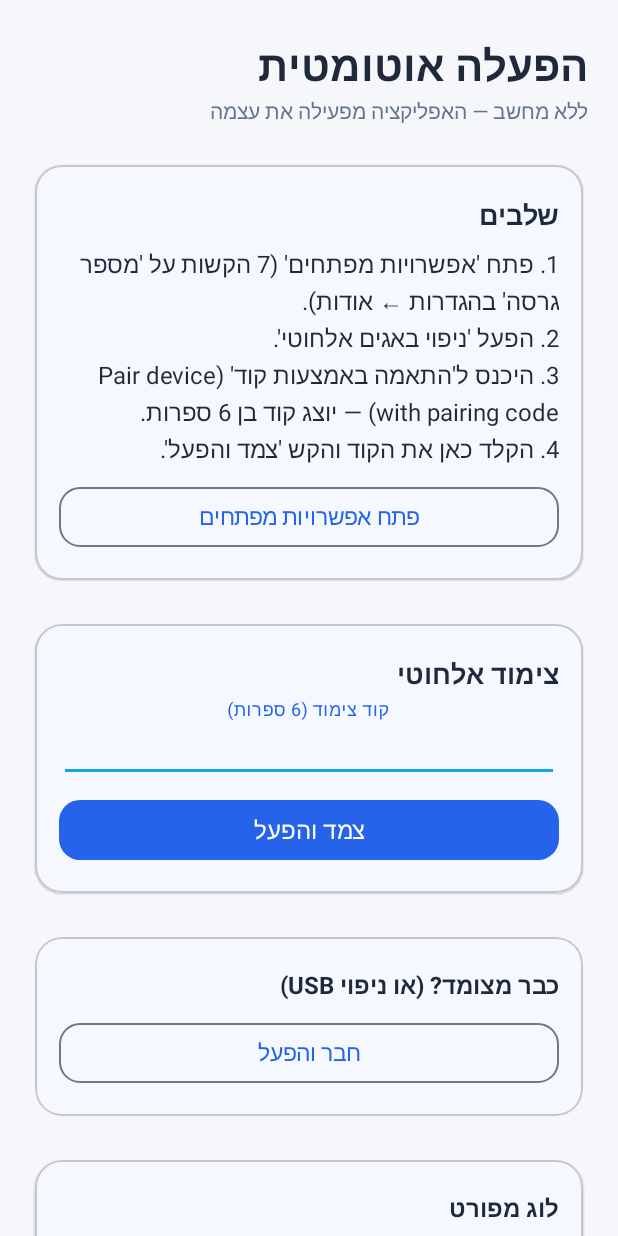
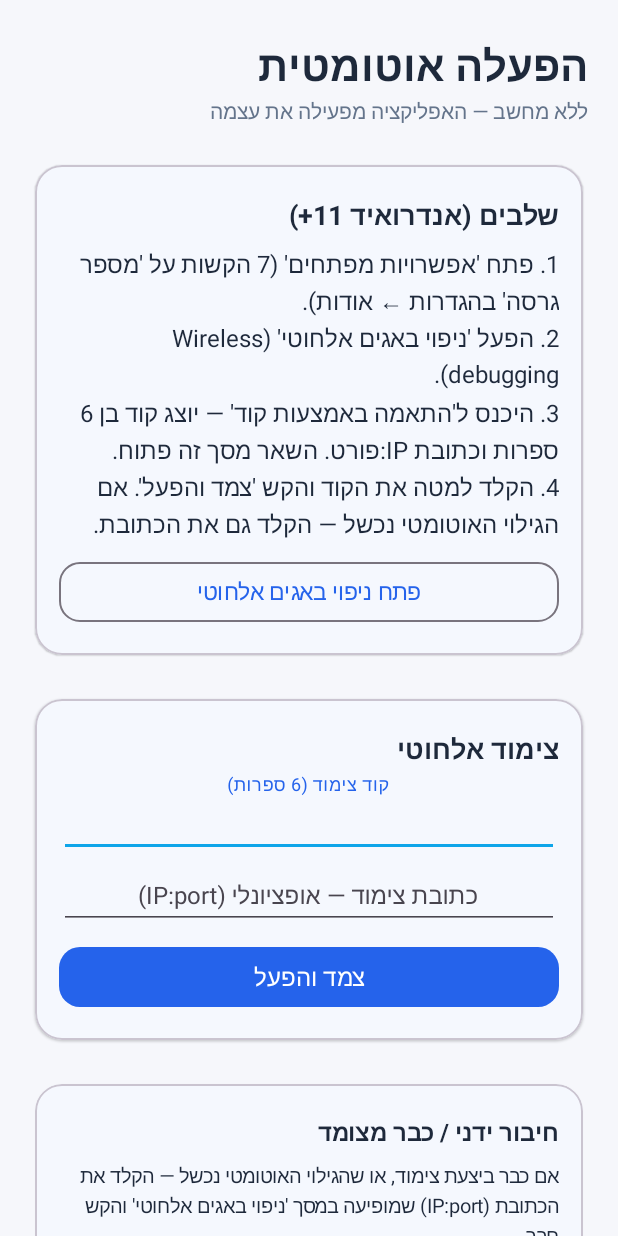
Before and after one commit to ADASA1200/bogrim, an Android app: the ProvisioningActivity screen opened directly, with no data from a screen before it, after a tap on "צמד והפעל", on a phone screen of 412 x 824 dp. Run offline under Robolectric (Android 15) with nearby library versions, the phone set to English and light mode, and no system bars; 1 other tap on this screen came first.

Commit message:
VideoBlock: manual IP:port fallback for pairing/connect
When mDNS discovery fails, let the user type the IP:port shown on the
Wireless debugging / pairing screen, for both pairing and connect. Pass
manual endpoints through pair()/connectAndProvision(); add parseEndpoint().
Clearer step-by-step wizard text.

Co-Authored-By: Claude Opus 4.8 <noreply@anthropic.com>
Claude-Session: https://claude.ai/code/session_017qxM18e6aM3HvDJxG4Fegf

```diff
--- a/videoblock-android/app/src/main/java/org/videoblock/ProvisioningActivity.kt
+++ b/videoblock-android/app/src/main/java/org/videoblock/ProvisioningActivity.kt
@@ -40,37 +40,39 @@ class ProvisioningActivity : AppCompatActivity() {
         col.addView(header("הפעלה אוטומטית", "ללא מחשב — האפליקציה מפעילה את עצמה"))
 
         col.addView(card {
-            val wireless = Build.VERSION.SDK_INT >= 30
-            addView(text("שלבים", 18f, bold = true))
+            addView(text("שלבים (אנדרואיד 11+)", 18f, bold = true))
             addView(text(
                 "1. פתח 'אפשרויות מפתחים' (7 הקשות על 'מספר גרסה' בהגדרות ← אודות).\n" +
-                (if (wireless)
-                    "2. הפעל 'ניפוי באגים אלחוטי'.\n" +
-                    "3. היכנס ל'התאמה באמצעות קוד' (Pair device with pairing code) — יוצג קוד בן 6 ספרות.\n" +
-                    "4. הקלד כאן את הקוד והקש 'צמד והפעל'."
-                 else
-                    "2. הפעל 'ניפוי באגים ב-USB'.\n" +
-                    "3. הקש 'חבר והפעל' ואשר את חלון ניפוי הבאגים.")
+                "2. הפעל 'ניפוי באגים אלחוטי' (Wireless debugging).\n" +
+                "3. היכנס ל'התאמה באמצעות קוד' — יוצג קוד בן 6 ספרות וכתובת IP:פורט. השאר מסך זה פתוח.\n" +
+                "4. הקלד למטה את הקוד והקש 'צמד והפעל'. אם הגילוי האוטומטי נכשל — הקלד גם את הכתובת."
             ))
-            addView(outlinedButton("פתח אפשרויות מפתחים") { openDev() })
+            addView(outlinedButton("פתח ניפוי באגים אלחוטי") { openWirelessDebug() })
         })
 
         if (Build.VERSION.SDK_INT >= 30) {
             col.addView(card {
                 addView(text("צימוד אלחוטי", 18f, bold = true))
-                val (layout, edit) = codeField()
-                addView(layout)
+                val (l1, code) = textField("קוד צימוד (6 ספרות)", numeric = true)
+                val (l2, addr) = textField("כתובת צימוד — אופציונלי (IP:port)", numeric = false)
+                addView(l1); addView(l2)
                 addView(button("צמד והפעל") {
-                    val code = edit.text.toString().trim()
-                    if (code.length < 6) { toast("הקלד את קוד הצימוד בן 6 הספרות"); return@button }
-                    runFlow(pairCode = code)
+                    val c = code.text.toString().trim()
+                    if (c.length < 6) { toast("הקלד את קוד הצימוד בן 6 הספרות"); return@button }
+                    runFlow(pairCode = c, pairAddr = addr.text.toString(), connectAddr = null)
                 })
             })
         }
 
         col.addView(card {
-            addView(text("כבר מצומד? (או ניפוי USB)", 16f, bold = true))
-            addView(outlinedButton("חבר והפעל") { runFlow(pairCode = null) })
+            addView(text("חיבור ידני / כבר מצומד", 16f, bold = true))
+            addView(text("אם כבר ביצעת צימוד, או שהגילוי האוטומטי נכשל — הקלד את הכתובת (IP:port) " +
+                "שמופיעה במסך 'ניפוי באגים אלחוטי' והקש חבר.", 13f))
+            val (l, connAddr) = textField("כתובת חיבור (IP:port)", numeric = false)
+            addView(l)
+            addView(outlinedButton("חבר והפעל") {
+                runFlow(pairCode = null, pairAddr = null, connectAddr = connAddr.text.toString())
+            })
         })
 
         // Extended diagnostics log.
@@ -97,18 +99,22 @@ class ProvisioningActivity : AppCompatActivity() {
         log("מוכן. אנדרואיד API ${Build.VERSION.SDK_INT}.")
     }
 
-    private fun codeField(): Pair<TextInputLayout, TextInputEditText> {
+    private fun textField(hintText: String, numeric: Boolean): Pair<TextInputLayout, TextInputEditText> {
         val edit = TextInputEditText(this).apply {
-            inputType = InputType.TYPE_CLASS_NUMBER
+            inputType = if (numeric) InputType.TYPE_CLASS_NUMBER
+                        else InputType.TYPE_CLASS_TEXT or InputType.TYPE_TEXT_FLAG_NO_SUGGESTIONS
             textDirection = View.TEXT_DIRECTION_LTR
             gravity = Gravity.CENTER
-            textSize = 22f
+            textSize = if (numeric) 22f else 16f
         }
-        val layout = TextInputLayout(this).apply {
-            hint = "קוד צימוד (6 ספרות)"
-            addView(edit)
-        }
+        val layout = TextInputLayout(this).apply { hint = hintText; addView(edit) }
         return layout to edit
+    }
+
+    private fun openWirelessDebug() {
+        // No public intent targets the wireless-debugging page directly; open developer options.
+        runCatching { startActivity(Intent(Settings.ACTION_APPLICATION_DEVELOPMENT_SETTINGS)) }
+            .onFailure { openDev() }
     }
 
     /** mDNS discovery of the local adbd needs these at runtime (NEARBY_WIFI_DEVICES on API 33+). */
@@ -131,19 +137,19 @@ class ProvisioningActivity : AppCompatActivity() {
             .onFailure { runCatching { startActivity(Intent(Settings.ACTION_DEVICE_INFO_SETTINGS)) } }
     }
 
-    private fun runFlow(pairCode: String?) {
+    private fun runFlow(pairCode: String?, pairAddr: String?, connectAddr: String?) {
         log("— מתחיל —")
         Thread {
             // Catch everything: a crash on this worker would kill the app before the log is seen.
             try {
                 val prov = Provisioner(this) { line -> log(line) }
                 if (pairCode != null) {
-                    if (!prov.pair(pairCode)) {
+                    if (!prov.pair(pairCode, prov.parseEndpoint(pairAddr))) {
                         ui.post { toast("הצימוד נכשל — ראה לוג") }
                         return@Thread
                     }
                 }
-                val result = prov.connectAndProvision()
+                val result = prov.connectAndProvision(prov.parseEndpoint(connectAddr))
                 ui.post {
                     if (result.ok) {
                         Policy.enforceAsync(this)
```
Also changed, not shown: videoblock-android/app/src/main/java/org/videoblock/adb/Provisioner.kt (+31 -16 lines), 1 other file.
